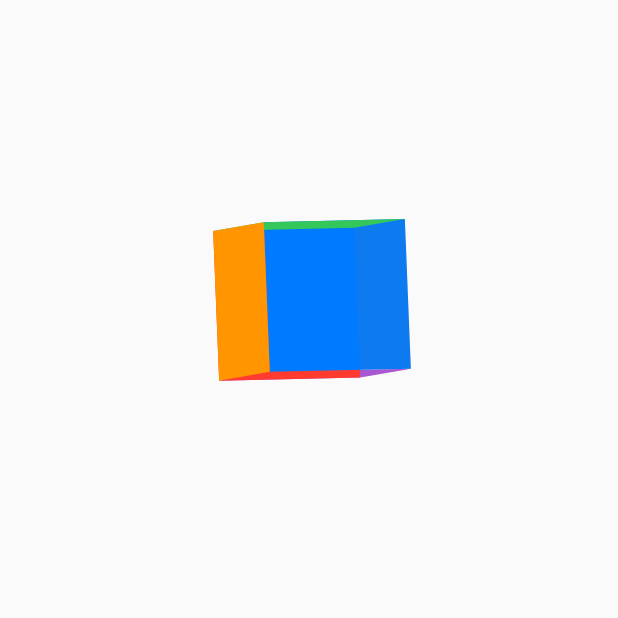
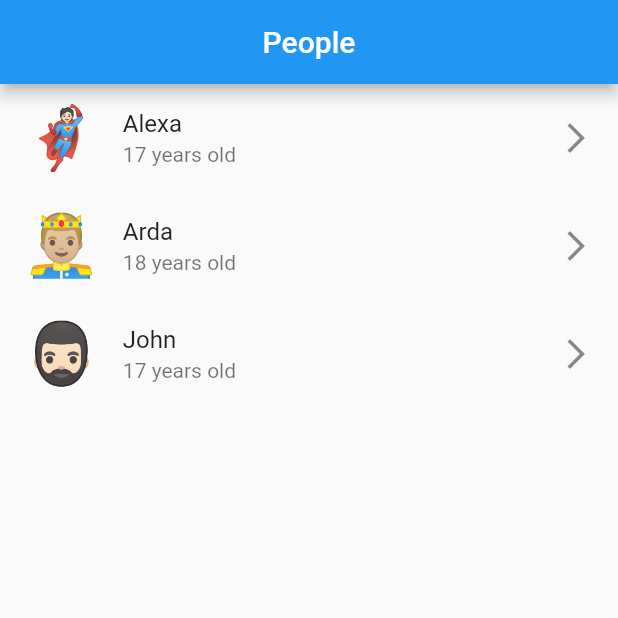
Before and after one commit to yurrpt/animations, a Flutter app: the screen it shows after launch, on a phone screen of 412 x 824 dp, the top half of it. Run offline on Flutter 3.47's test engine with Material 2 defaults, Android fonts, the light colour scheme and no system bars.

Commit message:
example 4 -hero animation has done

```diff
--- /dev/null
+++ b/lib/example4/constants/palette.dart
@@ -0,0 +1,5 @@
+import 'package:flutter/material.dart';
+
+class ColorsConstants {
+  static const Color primaryColor = Colors.transparent;
+}
--- a/lib/example4/example4.dart
+++ b/lib/example4/example4.dart
@@ -0,0 +1,49 @@
+import 'package:animated_builder_and_transform/example4/person/person.dart';
+import 'package:animated_builder_and_transform/example4/person/person_details_page.dart';
+import 'package:flutter/material.dart';
+
+class ExampleFour extends StatelessWidget {
+  const ExampleFour({super.key});
+
+  @override
+  Widget build(BuildContext context) {
+    const people = [
+      Person(name: 'Alexa', age: 17, emoji: '🦸🏻'),
+      Person(name: 'Arda', age: 18, emoji: '🤴🏼'),
+      Person(name: 'John', age: 17, emoji: '🧔🏻'),
+    ];
+    return Scaffold(
+      appBar: AppBar(
+        centerTitle: true,
+        title: const Text('People'),
+      ),
+      body: ListView.builder(
+        itemCount: people.length,
+        itemBuilder: (context, index) {
+          final person = people[index];
+          return ListTile(
+            onTap: () {
+              Navigator.of(context).push(
+                MaterialPageRoute(
+                  builder: (context) => PersonDetailsPage(
+                    person: person,
+                  ),
+                ),
+              );
+            },
+            leading: Hero(
+              tag: person.name,
+              child: Text(
+                person.emoji,
+                style: const TextStyle(fontSize: 40),
+              ),
+            ),
+            title: Text(person.name),
+            subtitle: Text('${person.age} years old'),
+            trailing: const Icon(Icons.arrow_forward_ios),
+          );
+        },
+      ),
+    );
+  }
+}
--- a/lib/main.dart
+++ b/lib/main.dart
@@ -2,6 +2,7 @@ import 'package:flutter/material.dart';
 
 import 'example2/example2.dart';
 import 'example3/example3.dart';
+import 'example4/example4.dart';
 
 void main() {
   WidgetsFlutterBinding.ensureInitialized();
@@ -14,11 +15,10 @@ class MyApp extends StatelessWidget {
   @override
   Widget build(BuildContext context) {
     return MaterialApp(
-      title: 'Material App',
-      debugShowCheckedModeBanner: false,
-      theme: ThemeData(),
-      darkTheme: ThemeData(brightness: Brightness.dark),
-      home: const ExampleThree(),
-    );
+        title: 'Material App',
+        debugShowCheckedModeBanner: false,
+        theme: ThemeData(),
+        darkTheme: ThemeData(brightness: Brightness.dark),
+        home: const ExampleFour());
   }
 }
```
Also changed, not shown: lib/example4/person/person_details_page.dart (added, +73 -0 lines).
